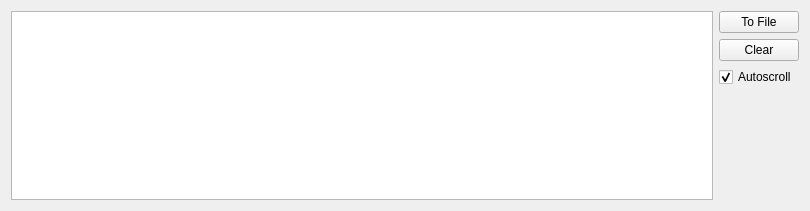
Old version of the form Software/PC_Application/Device/devicelog.ui in the repository jankae/LibreVNA.
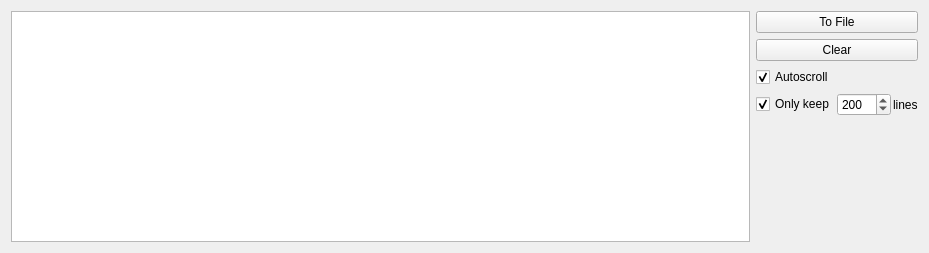
New version of the form. Icons and pictures are not drawn.

Commit message: Limit number of saved lines in devicelog

The edit to the form file:
```diff
--- a/Software/PC_Application/Device/devicelog.ui
+++ b/Software/PC_Application/Device/devicelog.ui
@@ -6,14 +6,14 @@
    <rect>
     <x>0</x>
     <y>0</y>
-    <width>810</width>
-    <height>211</height>
+    <width>929</width>
+    <height>253</height>
    </rect>
   </property>
   <property name="windowTitle">
    <string>Form</string>
   </property>
-  <layout class="QHBoxLayout" name="horizontalLayout">
+  <layout class="QHBoxLayout" name="horizontalLayout_2">
    <item>
     <widget class="QPlainTextEdit" name="text">
      <property name="readOnly">
@@ -55,6 +55,46 @@
        </property>
       </widget>
      </item>
+     <item>
+      <layout class="QHBoxLayout" name="horizontalLayout">
+       <property name="spacing">
+        <number>2</number>
+       </property>
+       <item>
+        <widget class="QCheckBox" name="limitLines">
+         <property name="text">
+          <string>Only keep</string>
+         </property>
+         <property name="checked">
+          <bool>true</bool>
+         </property>
+        </widget>
+       </item>
+       <item>
+        <widget class="QSpinBox" name="numLines">
+         <property name="minimum">
+          <number>1</number>
+         </property>
+         <property name="maximum">
+          <number>1000</number>
+         </property>
+         <property name="singleStep">
+          <number>100</number>
+         </property>
+         <property name="value">
+          <number>200</number>
+         </property>
+        </widget>
+       </item>
+       <item>
+        <widget class="QLabel" name="label">
+         <property name="text">
+          <string>lines</string>
+         </property>
+        </widget>
+       </item>
+      </layout>
+     </item>
      <item>
       <spacer name="verticalSpacer">
        <property name="orientation">
```
The commit also changes 1 other file.
